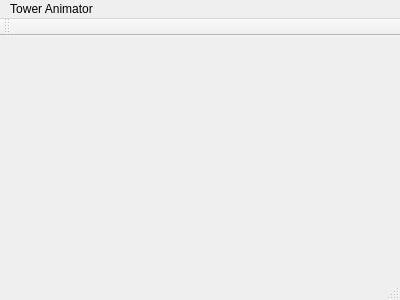
Old version of the form TowerProject/mainwindow.ui in the repository PaulCode/Tower-iLLuminati.
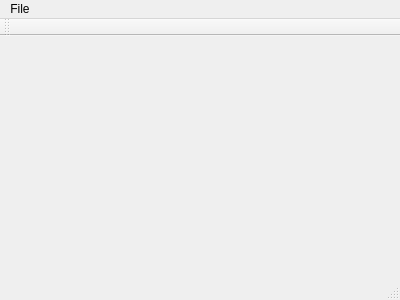
New version of the form.

Patch:
```diff
--- a/TowerProject/mainwindow.ui
+++ b/TowerProject/mainwindow.ui
@@ -25,7 +25,7 @@
    </property>
    <widget class="QMenu" name="menuTower_Animator">
     <property name="title">
-     <string>Tower Animator</string>
+     <string>File</string>
     </property>
     <addaction name="actionExit"/>
    </widget>
```
